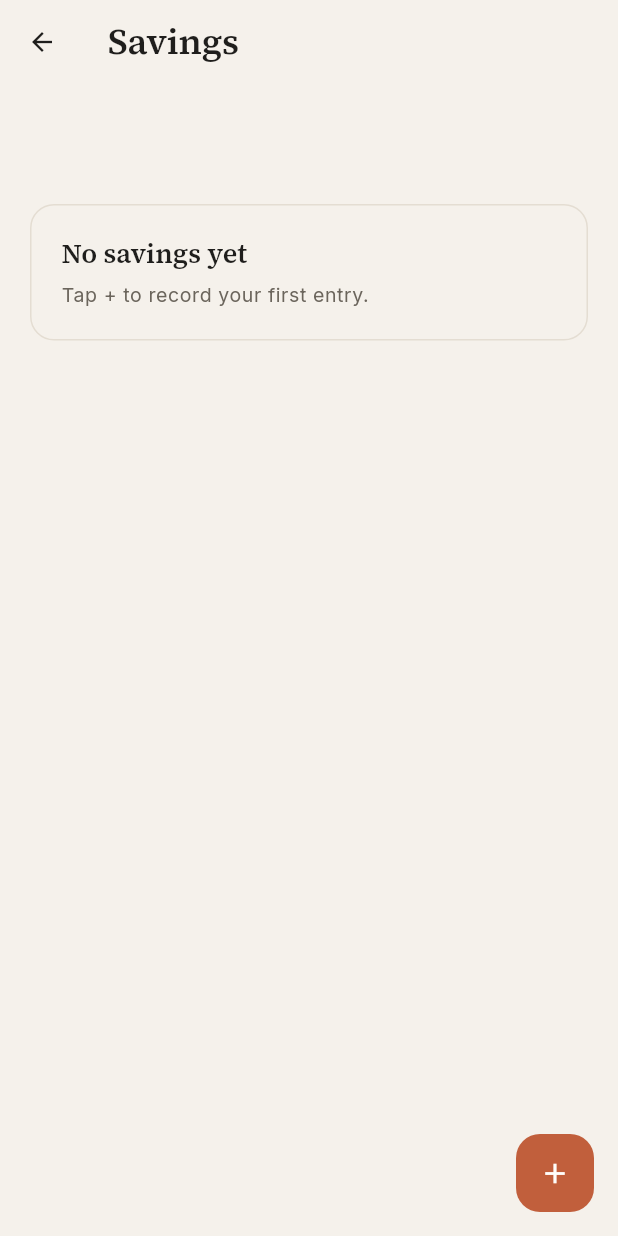
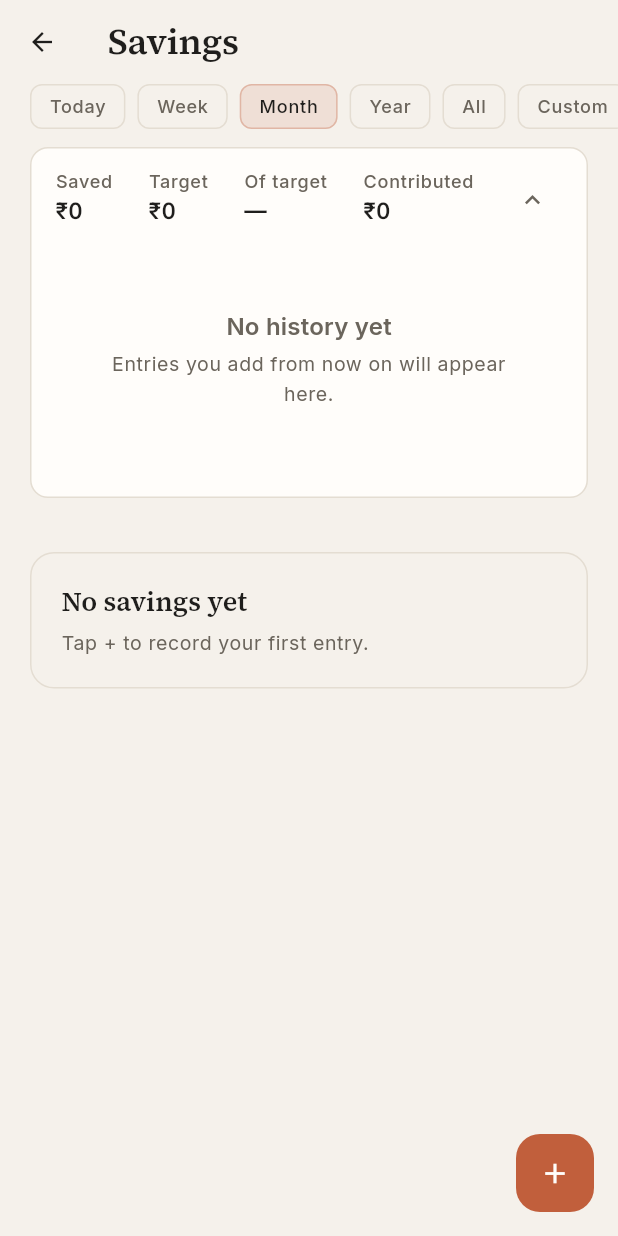
Before and after one commit to kavingn2004/accounts_management, a Flutter app: the HomeShell screen opened directly, after a tap on "Savings", on a phone screen of 412 x 824 dp. Run offline on Flutter 3.47's test engine with Material 3 defaults, Android fonts, the phone set to English and light mode, and no system bars; our stand-ins replace fl_chart, flutter_riverpod, flutter_secure_storage, pdf, share_plus, shared_preferences and 1 more; accounts and stored records are empty.

Commit message:
Add collapsible dashboard header, mounted on the Savings page
Replaces the two-module summary banner with a config-driven header any module
can opt into. Range chips now appear on any page with a dashboard, but still
filter the list only where rows carry a date — savings goals have none, so
filtering them would blank the page.

Co-Authored-By: Claude Opus 5 <noreply@anthropic.com>

```diff
--- a/lib/features/common/entity_screen.dart
+++ b/lib/features/common/entity_screen.dart
@@ -11,6 +11,7 @@ import '../../data/module_event.dart';
 import '../../models/field_spec.dart';
 import '../../services/providers.dart';
 import 'export_service.dart';
+import 'module_dashboard.dart';
 
 /// The calendar day a row belongs to, or null when nothing parseable is there.
 ///
@@ -58,6 +59,7 @@ class EntityScreen extends ConsumerStatefulWidget {
 
 class _EntityScreenState extends ConsumerState<EntityScreen> {
   late Future<List<Json>> _future;
+  Future<List<Json>> _events = Future.value(const []);
   List<String> _accountNames = [];
 
   // Date-range filter state (only used when cfg.dateFiltered is true).
@@ -196,9 +198,13 @@ class _EntityScreenState extends ConsumerState<EntityScreen> {
   }
 
   void _reload() {
-    _future = ref
-        .read(repoProvider)
-        .list(cfg.table, orderBy: cfg.orderBy, ascending: false);
+    final repo = ref.read(repoProvider);
+    _future = repo.list(cfg.table, orderBy: cfg.orderBy, ascending: false);
+    // Only modules with a dashboard read the ledger — every other page would
+    // be paying for a table it never looks at.
+    _events = cfg.dashboard == null
+        ? Future.value(const [])
+        : repo.list(moduleEventsTable);
   }
 
   Future<void> _refresh() async {
@@ -800,7 +806,7 @@ class _EntityScreenState extends ConsumerState<EntityScreen> {
             ),
       body: Column(
         children: [
-          if (cfg.dateFiltered) _buildFilterBar(),
+          if (_showFilterBar) _buildFilterBar(),
           Expanded(
             child: RefreshIndicator(
               onRefresh: _refresh,
@@ -815,12 +821,46 @@ class _EntityScreenState extends ConsumerState<EntityScreen> {
                   }
                   final allRows = snap.data ?? [];
                   final rows = _applyFilter(allRows);
+                  final range = _activeRange();
+                  return Column(
+                    children: [
+                      if (cfg.dashboard != null)
+                        FutureBuilder<List<Json>>(
+                          future: _events,
+                          builder: (context, evSnap) => ModuleDashboard(
+                            config: cfg,
+                            rows: rows,
+                            events: evSnap.data ?? const [],
+                            rangeStart: range?.start,
+                            rangeEnd: range?.end,
+                          ),
+                        ),
+                      Expanded(child: _buildList(rows, allRows)),
+                    ],
+                  );
+                },
+              ),
+            ),
+          ),
+        ],
+      ),
+    );
+  }
+
+  /// Every module with a dashboard gets the range chips, not just the ones
+  /// whose rows carry a `date`. On a dateless module the chips move the
+  /// dashboard alone — `_applyFilter` still returns the list untouched.
+  bool get _showFilterBar => cfg.dateFiltered || cfg.dashboard != null;
+
+  /// The rows, or the empty state. Kept separate from [build] so the empty
+  /// state renders *below* the dashboard rather than replacing it: a module
+  /// with goals but nothing in range should still show its figures.
+  Widget _buildList(List<Json> rows, List<Json> allRows) {
     if (rows.isEmpty) {
-                    final hasAny = allRows.isNotEmpty;
-                    final inRange = hasAny && cfg.dateFiltered;
+      final inRange = allRows.isNotEmpty && cfg.dateFiltered;
       return ListView(
         padding: const EdgeInsets.fromLTRB(
-                          AppTheme.screenPad, 80, AppTheme.screenPad, 0),
+            AppTheme.screenPad, 24, AppTheme.screenPad, 0),
         children: [
           EmptyState(
             title: inRange
@@ -833,11 +873,7 @@ class _EntityScreenState extends ConsumerState<EntityScreen> {
         ],
       );
     }
-                  return Column(
-                    children: [
-                      if (cfg.dateFiltered) _summaryBanner(rows),
-                      Expanded(
-                        child: ListView.builder(
+    return ListView.builder(
       padding: const EdgeInsets.only(
         left: AppTheme.screenPad,
         right: AppTheme.screenPad,
@@ -848,16 +884,6 @@ class _EntityScreenState extends ConsumerState<EntityScreen> {
         context,
         rows[i],
         isLast: i == rows.length - 1,
-                          ),
-                        ),
-                      ),
-                    ],
-                  );
-                },
-              ),
-            ),
-          ),
-        ],
       ),
     );
   }
@@ -1050,57 +1076,6 @@ class _EntityScreenState extends ConsumerState<EntityScreen> {
     }
     return r.label;
   }
-
-  Widget _summaryBanner(List<Json> rows) {
-    final total = rows.fold<double>(
-      0,
-      (a, r) => a + ((r['amount'] as num?)?.toDouble() ?? 0),
-    );
-    final c = context.colors;
-    return Padding(
-      padding: const EdgeInsets.fromLTRB(
-          AppTheme.screenPad, 0, AppTheme.screenPad, 12),
-      child: AppCard(
-        padding: const EdgeInsets.symmetric(horizontal: 16, vertical: 14),
-        child: Row(
-          crossAxisAlignment: CrossAxisAlignment.end,
-          children: [
-            Expanded(
-              child: Column(
-                crossAxisAlignment: CrossAxisAlignment.start,
-                mainAxisSize: MainAxisSize.min,
-                children: [
-                  Text(
-                    _summaryLabel(),
-                    style: context.text.labelMedium
-                        ?.copyWith(color: c.textSecondary),
-                  ),
-                  const SizedBox(height: 2),
-                  MoneyText(money(total), serif: true),
-                ],
-              ),
-            ),
-            Text(
-              '${rows.length} ${rows.length == 1 ? 'entry' : 'entries'}',
-              style: context.text.labelMedium?.copyWith(
-                color: c.textSecondary,
-                fontFeatures: tabular,
-              ),
-            ),
-          ],
-        ),
-      ),
-    );
-  }
-
-  String _summaryLabel() => switch (_dateRange) {
-        _DateRange.today => 'Total today',
-        _DateRange.week => 'Total this week',
-        _DateRange.month => 'Total this month',
-        _DateRange.year => 'Total this year',
-        _DateRange.all => 'Total',
-        _DateRange.custom => 'Total in range',
-      };
 }
 
 enum _DateRange { today, week, month, year, all, custom }
--- /dev/null
+++ b/lib/features/common/module_dashboard.dart
@@ -0,0 +1,173 @@
+import 'package:flutter/material.dart';
+import 'package:shared_preferences/shared_preferences.dart';
+
+import '../../core/charts.dart';
+import '../../core/components.dart';
+import '../../core/theme.dart';
+import '../../data/finance_repository.dart';
+import '../../models/dashboard_spec.dart';
+import '../../models/field_spec.dart';
+import 'module_metrics.dart';
+
+/// Dashboard header above a module's list: headline figures, a chart, and an
+/// optional per-row breakdown. Collapsible to the figures alone, with the
+/// choice remembered per module.
+class ModuleDashboard extends StatefulWidget {
+  const ModuleDashboard({
+    super.key,
+    required this.config,
+    required this.rows,
+    required this.events,
+    this.rangeStart,
+    this.rangeEnd,
+  });
+
+  final EntityConfig config;
+  final List<Json> rows;
+  final List<Json> events;
+
+  /// Inclusive range from the filter chips; both null means all time.
+  final DateTime? rangeStart;
+  final DateTime? rangeEnd;
+
+  @override
+  State<ModuleDashboard> createState() => _ModuleDashboardState();
+}
+
+class _ModuleDashboardState extends State<ModuleDashboard> {
+  bool _expanded = true;
+
+  String get _prefKey => 'dash_collapsed_${widget.config.table}';
+
+  @override
+  void initState() {
+    super.initState();
+    _restore();
+  }
+
+  Future<void> _restore() async {
+    final prefs = await SharedPreferences.getInstance();
+    if (mounted && (prefs.getBool(_prefKey) ?? false)) {
+      setState(() => _expanded = false);
+    }
+  }
+
+  Future<void> _toggle() async {
+    setState(() => _expanded = !_expanded);
+    final prefs = await SharedPreferences.getInstance();
+    await prefs.setBool(_prefKey, !_expanded);
+  }
+
+  @override
+  Widget build(BuildContext context) {
+    final spec = widget.config.dashboard;
+    if (spec == null) return const SizedBox.shrink();
+
+    final stats = statsFor(
+      spec: spec,
+      rows: widget.rows,
+      events: widget.events,
+      parentType: widget.config.table,
+      rangeStart: widget.rangeStart,
+      rangeEnd: widget.rangeEnd,
+    );
+
+    final series = seriesFor(
+      spec: spec,
+      rows: widget.rows,
+      events: widget.events,
+      parentType: widget.config.table,
+      now: DateTime.now(),
+      rangeStart: widget.rangeStart,
+      rangeEnd: widget.rangeEnd,
+    );
+
+    return Padding(
+      padding: const EdgeInsets.fromLTRB(
+          AppTheme.screenPad, 0, AppTheme.screenPad, 12),
+      child: AppCard(
+        padding: const EdgeInsets.fromLTRB(16, 14, 16, 14),
+        child: Column(
+          crossAxisAlignment: CrossAxisAlignment.start,
+          children: [
+            _statRow(context, stats, spec),
+            if (_expanded && spec.chart != null) ...[
+              const SizedBox(height: 16),
+              if (series == null)
+                const ChartEmptyState(
+                  message: 'Entries you add from now on will appear here.',
+                )
+              else
+                SeriesChart(series: series),
+            ],
+            if (_expanded && spec.breakdown != null) ...[
+              const SizedBox(height: 8),
+              ProgressBars(rows: _breakdownRows(spec)),
+            ],
+          ],
+        ),
+      ),
+    );
+  }
+
+  /// Largest rows first, capped — a page with thirty debtors should not push
+  /// its list off the screen behind a wall of bars.
+  List<BreakdownRow> _breakdownRows(DashboardSpec spec) {
+    final b = spec.breakdown!;
+    final cfg = widget.config;
+    final rows = [
+      for (final r in widget.rows)
+        BreakdownRow(
+          label: cfg.titleOf(r),
+          value: (r[b.value] as num?)?.toDouble() ?? 0,
+          of: b.of == null ? null : (r[b.of!] as num?)?.toDouble(),
+        )
+    ]..sort((a, x) => x.value.compareTo(a.value));
+    return rows.take(6).toList();
+  }
+
+  /// Figures across the top, with the collapse control on the right. Wraps so
+  /// four stats survive a narrow phone rather than ellipsizing to nothing.
+  Widget _statRow(BuildContext context, List<Stat> stats, DashboardSpec spec) {
+    final c = context.colors;
+    final collapsible = spec.chart != null || spec.breakdown != null;
+    return Row(
+      crossAxisAlignment: CrossAxisAlignment.start,
+      children: [
+        Expanded(
+          child: Wrap(
+            spacing: 24,
+            runSpacing: 12,
+            children: [
+              for (final s in stats)
+                Column(
+                  crossAxisAlignment: CrossAxisAlignment.start,
+                  mainAxisSize: MainAxisSize.min,
+                  children: [
+                    Text(
+                      s.label,
+                      style: context.text.labelMedium
+                          ?.copyWith(color: c.textSecondary),
+                    ),
+                    const SizedBox(height: 2),
+                    MoneyText(s.value),
+                  ],
+                ),
+            ],
+          ),
+        ),
+        if (collapsible)
+          IconButton(
+            onPressed: _toggle,
+            visualDensity: VisualDensity.compact,
+            tooltip: _expanded ? 'Hide chart' : 'Show chart',
+            icon: Icon(
+              _expanded ? Icons.expand_less : Icons.expand_more,
+              size: 20,
+              color: c.textSecondary,
+            ),
+          ),
+      ],
+    );
+  }
+}
--- a/lib/features/registry.dart
+++ b/lib/features/registry.dart
@@ -3,6 +3,7 @@ import 'package:flutter/material.dart';
 import '../core/formatters.dart';
 import '../core/theme.dart';
 import '../data/finance_repository.dart';
+import '../models/dashboard_spec.dart';
 import '../models/field_spec.dart';
 
 /// Subtitle for a settle-able debt row. While open/partial it shows how much
@@ -93,6 +94,16 @@ class Modules {
     ],
     incrementField: 'saved_amount',
     incrementLabel: 'Add to savings',
+    dashboard: const DashboardSpec(
+      stats: [
+        StatSpec.sum('saved_amount', 'Saved'),
+        StatSpec.sum('target_amount', 'Target'),
+        StatSpec.progress('saved_amount', 'target_amount', 'Of target'),
+        StatSpec.eventSum('saved_amount', 'Contributed'),
+      ],
+      chart: ChartSpec.cumulative('saved_amount', label: 'Savings growth'),
+      breakdown: BreakdownSpec.byRow(value: 'saved_amount', of: 'target_amount'),
+    ),
     titleOf: (r) => (r['name'] ?? '').toString(),
     subtitleOf: (r) =>
         'Saved ${money(r['saved_amount'] as num?)} of ${money(r['target_amount'] as num?)}',
```
Also changed, not shown: 1 other file. Lines whose indentation alone changed are shown as unchanged.
